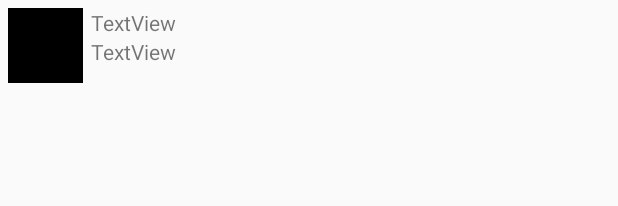
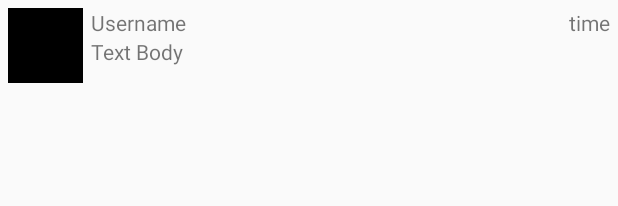
Before and after one commit to hannahshpa/Twitter, an Android app: the layout item_tweet.xml on its own in the app's theme, with its tools: preview values and no code run, on a phone screen of 412 x 824 dp. Shown: the top 206 px of the screen. Run offline under Robolectric (Android 15) with nearby library versions, the phone set to English and light mode, and no system bars.

Commit message:
added relative timestamp

```diff
--- a/app/src/main/java/com/codepath/apps/restclienttemplate/TweetAdapter.java
+++ b/app/src/main/java/com/codepath/apps/restclienttemplate/TweetAdapter.java
@@ -48,6 +48,8 @@ public class TweetAdapter extends RecyclerView.Adapter<TweetAdapter.ViewHolder>{
         //populate the views according to this data
         holder.tvUsername.setText(tweet.user.name);
         holder.tvBody.setText(tweet.body);
+        holder.tvTimestamp.setText(tweet.relativeDate);
+
 
         //insert profile pic using Glide
         Glide.with(context)
@@ -66,6 +68,7 @@ public class TweetAdapter extends RecyclerView.Adapter<TweetAdapter.ViewHolder>{
         public ImageView ivProfileImage;
         public TextView tvUsername;
         public TextView tvBody;
+        public TextView tvTimestamp;
 
         public ViewHolder(View itemView) {
             super(itemView);
@@ -74,6 +77,7 @@ public class TweetAdapter extends RecyclerView.Adapter<TweetAdapter.ViewHolder>{
             ivProfileImage = (ImageView) itemView.findViewById(R.id.ivProfileImage);
             tvUsername = (TextView) itemView.findViewById(R.id.tvUsername);
             tvBody = (TextView) itemView.findViewById(R.id.tvBody);
+            tvTimestamp = (TextView) itemView.findViewById(R.id.tvTimestamp);
 
         }
     }
--- a/app/src/main/res/layout/item_tweet.xml
+++ b/app/src/main/res/layout/item_tweet.xml
@@ -19,7 +19,7 @@
         android:layout_alignParentTop="true"
         android:layout_marginLeft="5dp"
         android:layout_toEndOf="@+id/ivProfileImage"
-        android:text="TextView" />
+        android:text="Username" />
 
     <TextView
         android:id="@+id/tvBody"
@@ -28,5 +28,14 @@
         android:layout_below="@+id/tvUsername"
         android:layout_marginLeft="5dp"
         android:layout_toEndOf="@+id/ivProfileImage"
-        android:text="TextView" />
+        android:text="Text Body" />
+
+    <TextView
+        android:id="@+id/tvTimestamp"
+        android:layout_width="wrap_content"
+        android:layout_height="wrap_content"
+        android:layout_alignParentEnd="true"
+        android:layout_alignParentTop="true"
+        android:text="time"
+        android:textAlignment="textEnd" />
 </RelativeLayout>
```
Also changed, not shown: app/src/main/java/com/codepath/apps/restclienttemplate/models/Tweet.java (+28 -0 lines).
